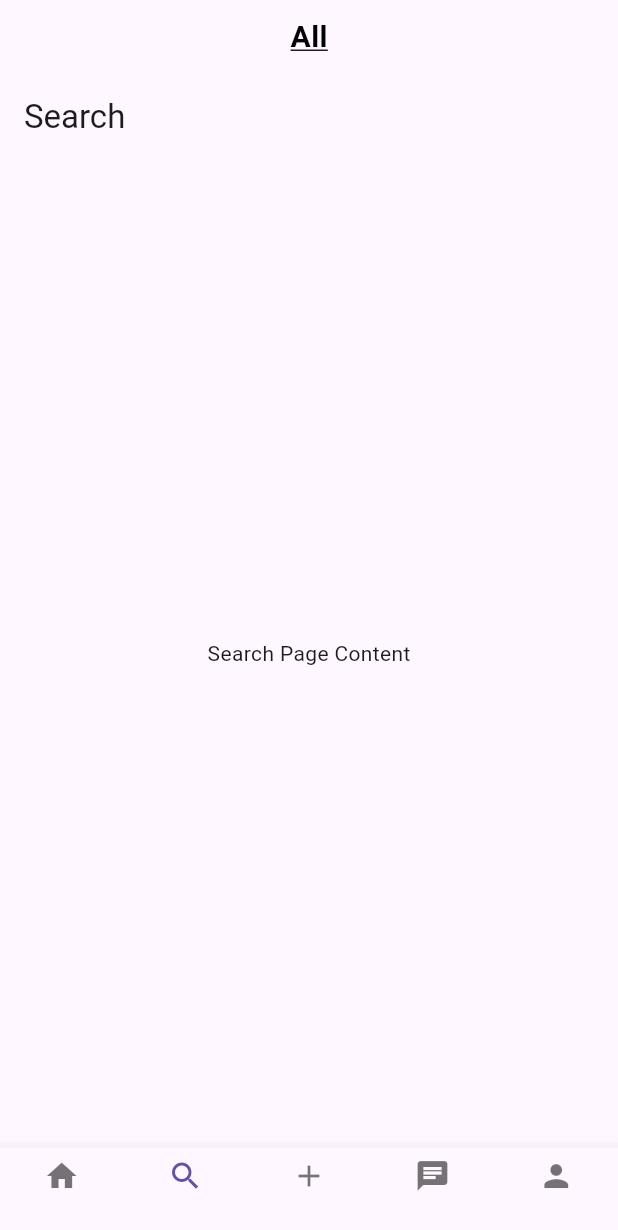
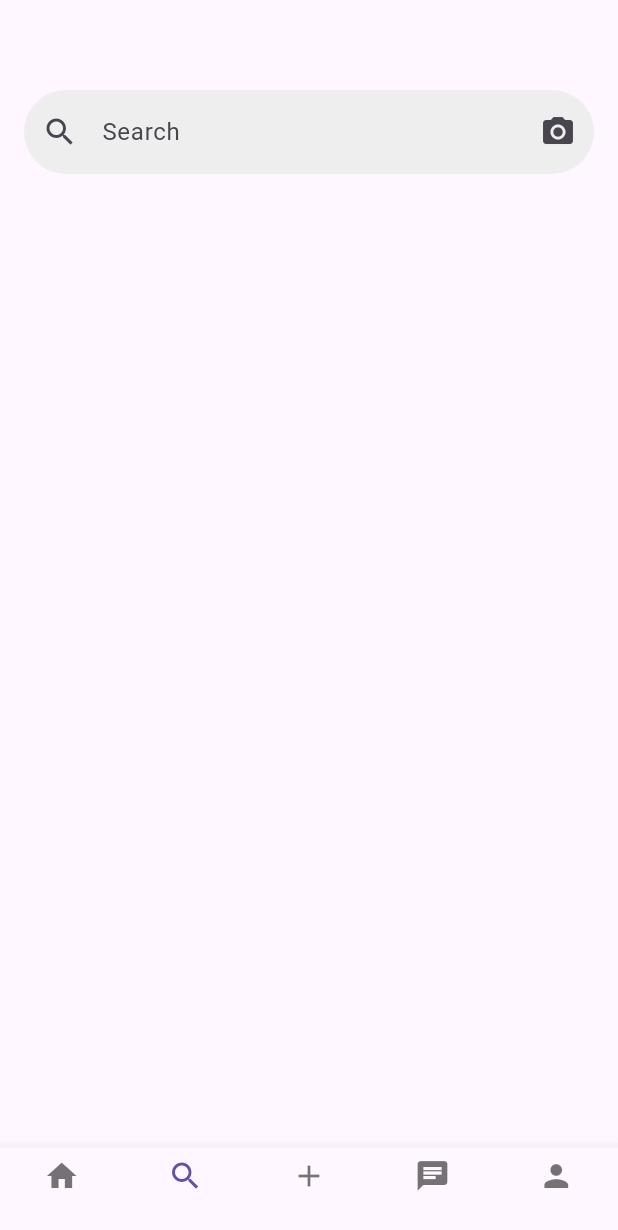
Before and after one commit to TnsaeANS/Pinterest_Flutter, a Flutter app: the screen it shows after launch, item 2 of the bottom bar chosen, on a phone screen of 412 x 824 dp. Shown: the top 1230 px of the screen. Run offline on Flutter 3.47's test engine with Material 3 defaults, Android fonts, the phone set to English and light mode, and no system bars.

Commit message:
search bar

```diff
--- a/lib/main.dart
+++ b/lib/main.dart
@@ -2,6 +2,7 @@ import 'package:flutter/material.dart';
 import 'pages/nav.dart';
 import 'pages/home.dart';
 import 'pages/search.dart';
+import 'Pages/profile.dart';
 
 void main() {
   runApp(const MyApp());
@@ -14,7 +15,7 @@ class MyApp extends StatelessWidget {
   Widget build(BuildContext context) {
     return MaterialApp(
       debugShowCheckedModeBanner: false,
-      home: const SplashScreen(), // Start with SplashScreen
+      home: const SplashScreen(),
     );
   }
 }
@@ -65,14 +66,14 @@ class _SplashScreenState extends State<SplashScreen> with SingleTickerProviderSt
   @override
   Widget build(BuildContext context) {
     return Scaffold(
-      backgroundColor: Colors.black,
+      backgroundColor: const Color.fromARGB(255, 245, 245, 245),
       body: Center(
         child: SlideTransition(
           position: _logoAnimation,
           child: Image.asset(
             'assets/pinterest.png',  // Splash image
-            width: 100,
-            height: 100,
+            width: 300,
+            height: 300,
           ),
         ),
       ),
@@ -88,37 +89,47 @@ class MainScreen extends StatefulWidget {
 }
 
 class _MainScreenState extends State<MainScreen> {
-  int _selectedIndex = 0; // Keep track of the selected tab index
+  int _selectedIndex = 0;
 
   // Pages to display
   final List<Widget> _pages = [
     HomePage(),
     SearchPage(),
+    ProfileScreen(),
     // Add more pages as needed
   ];
 
   // Function to handle item selection
   void _onItemTapped(int index) {
+    if (index < _pages.length) {
       setState(() {
-      _selectedIndex = index;
+        _selectedIndex = index; // Update the selected index
       });
+    }
   }
 
   @override
-  @override
 Widget build(BuildContext context) {
+ double appBarHeight = 50;
+
+    if (_selectedIndex == 2) { // Profile page
+      appBarHeight = 0; // Hide the AppBar completely
+    } else if (_selectedIndex == 1) { // Search page
+      appBarHeight = 60; // Slightly taller for the search bar
+    }
+
     return Scaffold(
       appBar: PreferredSize(
-      preferredSize: const Size.fromHeight(50), // Adjust height as needed
+        preferredSize: Size.fromHeight(appBarHeight),
         child: Container(
           alignment: Alignment.center,
-        child: const Text(
+          child: (_selectedIndex == 1) ? null : const Text(
             "All",
             style: TextStyle(
-            fontSize: 20, // Adjust font size
+              fontSize: 20,
               fontWeight: FontWeight.bold,
-            decoration: TextDecoration.underline, // Underline the text
-            color: Colors.black, // Set text color
+              decoration: TextDecoration.underline,
+              color: Colors.black,
           ),
         ),
       ),
--- a/lib/pages/search.dart
+++ b/lib/pages/search.dart
@@ -1,4 +1,3 @@
-// search.dart
 import 'package:flutter/material.dart';
 
 class SearchPage extends StatelessWidget {
@@ -6,12 +5,35 @@ class SearchPage extends StatelessWidget {
 
   @override
   Widget build(BuildContext context) {
+    final screenWidth = MediaQuery.of(context).size.width;
+
     return Scaffold(
-      appBar: AppBar(
-        title: const Text('Search'),
-      ),
-      body: const Center(
-        child: Text('Search Page Content'),
+      body: Column(
+        mainAxisAlignment: MainAxisAlignment.start,
+        children: [
+          Container(
+            width: screenWidth,
+            height: 60,
+            child: Padding(
+              padding: const EdgeInsets.symmetric(horizontal: 16.0),
+              child: TextFormField(
+                decoration: InputDecoration(
+                  hintText: 'Search',
+                  prefixIcon: Icon(Icons.search),
+                  suffixIcon: Icon(Icons.camera_alt),
+
+                  border: OutlineInputBorder(
+
+                  borderSide: BorderSide.none,
+                  borderRadius: BorderRadius.circular(40),
+                  ),
+                  filled: true,
+                  fillColor: Colors.grey.shade200,
+                ),
+              ),
+            ),
+          ),
+        ],
       ),
     );
   }
```
Also changed, not shown: lib/pages/home.dart (line endings or trailing spaces). Lines whose indentation alone changed are shown as unchanged.
